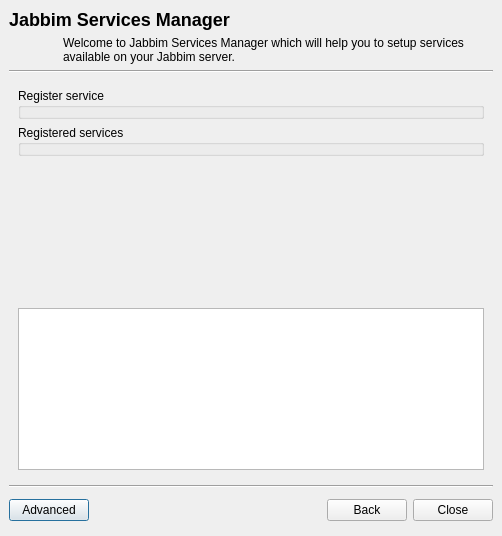
Above: wizards/jabbimservicemanager.ui from xmpp-graveyard/jabbim before the change. Below: the same form after it.
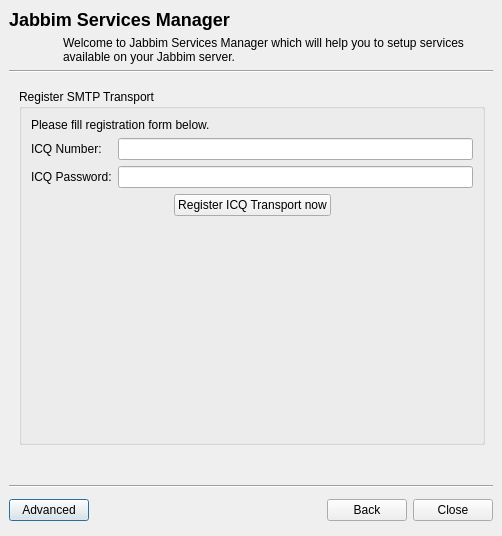
That is the form after the change. Icons and pictures are not drawn.

```diff
--- a/wizards/jabbimservicemanager.ui
+++ b/wizards/jabbimservicemanager.ui
@@ -49,7 +49,7 @@
    <item row="3" column="0" colspan="4" >
     <widget class="QStackedWidget" name="stackedWidget" >
      <property name="currentIndex" >
-      <number>0</number>
+      <number>4</number>
      </property>
      <widget class="QWidget" name="page" >
       <layout class="QGridLayout" >
@@ -393,6 +393,142 @@
        </item>
       </layout>
      </widget>
+     <widget class="QWidget" name="page_5" >
+      <widget class="QGroupBox" name="groupBox_4" >
+       <property name="geometry" >
+        <rect>
+         <x>10</x>
+         <y>10</y>
+         <width>466</width>
+         <height>356</height>
+        </rect>
+       </property>
+       <property name="title" >
+        <string>Register SMTP Transport</string>
+       </property>
+       <layout class="QGridLayout" >
+        <property name="margin" >
+         <number>9</number>
+        </property>
+        <property name="spacing" >
+         <number>6</number>
+        </property>
+        <item row="0" column="0" colspan="3" >
+         <widget class="QLabel" name="label_9" >
+          <property name="text" >
+           <string>Please fill registration form below.</string>
+          </property>
+          <property name="wordWrap" >
+           <bool>true</bool>
+          </property>
+          <property name="openExternalLinks" >
+           <bool>true</bool>
+          </property>
+         </widget>
+        </item>
+        <item row="1" column="0" colspan="3" >
+         <layout class="QHBoxLayout" >
+          <property name="margin" >
+           <number>0</number>
+          </property>
+          <property name="spacing" >
+           <number>6</number>
+          </property>
+          <item>
+           <layout class="QVBoxLayout" >
+            <property name="margin" >
+             <number>0</number>
+            </property>
+            <property name="spacing" >
+             <number>6</number>
+            </property>
+            <item>
+             <widget class="QLabel" name="label_10" >
+              <property name="text" >
+               <string>ICQ Number:</string>
+              </property>
+             </widget>
+            </item>
+            <item>
+             <widget class="QLabel" name="label_11" >
+              <property name="text" >
+               <string>ICQ Password:</string>
+              </property>
+             </widget>
+            </item>
+           </layout>
+          </item>
+          <item>
+           <layout class="QVBoxLayout" >
+            <property name="margin" >
+             <number>0</number>
+            </property>
+            <property name="spacing" >
+             <number>6</number>
+            </property>
+            <item>
+             <widget class="QLineEdit" name="icqNumber_2" />
+            </item>
+            <item>
+             <widget class="QLineEdit" name="icqPassword_2" >
+              <property name="echoMode" >
+               <enum>QLineEdit::Password</enum>
+              </property>
+             </widget>
+            </item>
+           </layout>
+          </item>
+         </layout>
+        </item>
+        <item row="2" column="0" >
+         <spacer>
+          <property name="orientation" >
+           <enum>Qt::Horizontal</enum>
+          </property>
+          <property name="sizeHint" >
+           <size>
+            <width>149</width>
+            <height>20</height>
+           </size>
+          </property>
+         </spacer>
+        </item>
+        <item row="2" column="1" >
+         <widget class="QPushButton" name="registerIcq_2" >
+          <property name="text" >
+           <string>Register ICQ Transport now</string>
+          </property>
+         </widget>
+        </item>
+        <item row="2" column="2" >
+         <spacer>
+          <property name="orientation" >
+           <enum>Qt::Horizontal</enum>
+          </property>
+          <property name="sizeHint" >
+           <size>
+            <width>148</width>
+            <height>20</height>
+           </size>
+          </property>
+         </spacer>
+        </item>
+        <item row="3" column="1" >
+         <spacer>
+          <property name="orientation" >
+           <enum>Qt::Vertical</enum>
+          </property>
+          <property name="sizeHint" >
+           <size>
+            <width>20</width>
+            <height>258</height>
+           </size>
+          </property>
+         </spacer>
+        </item>
+       </layout>
+      </widget>
+     </widget>
     </widget>
    </item>
    <item row="2" column="0" colspan="4" >
```
Left out of the diff: 22 changed lines with no effect on the pictures.
